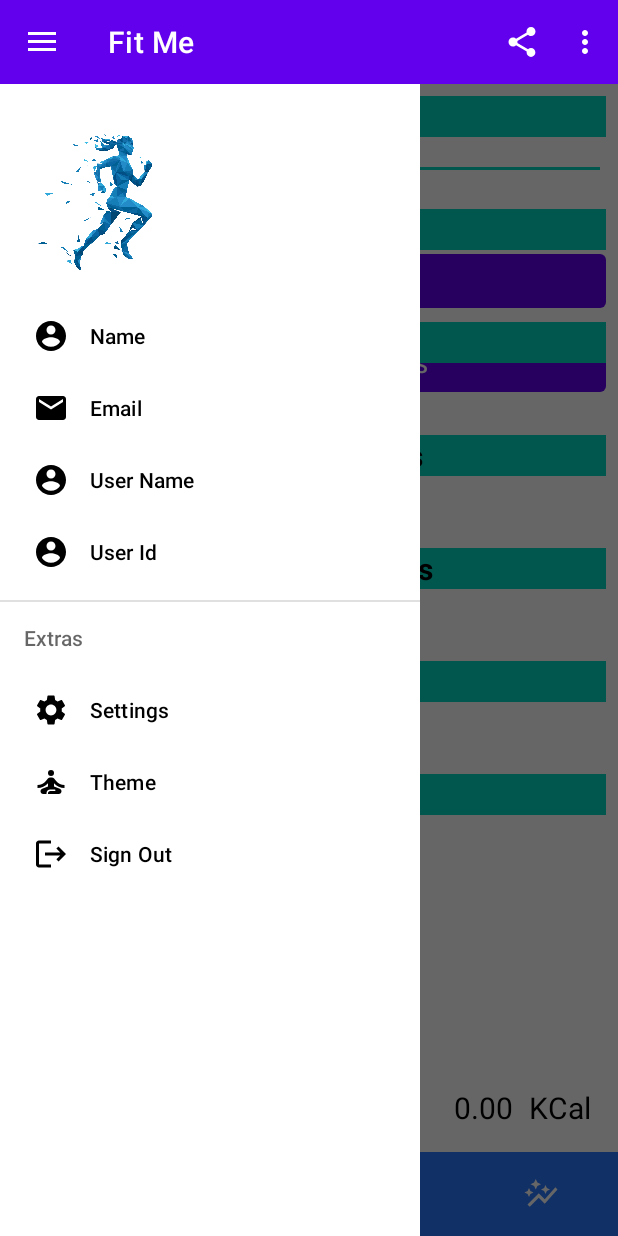
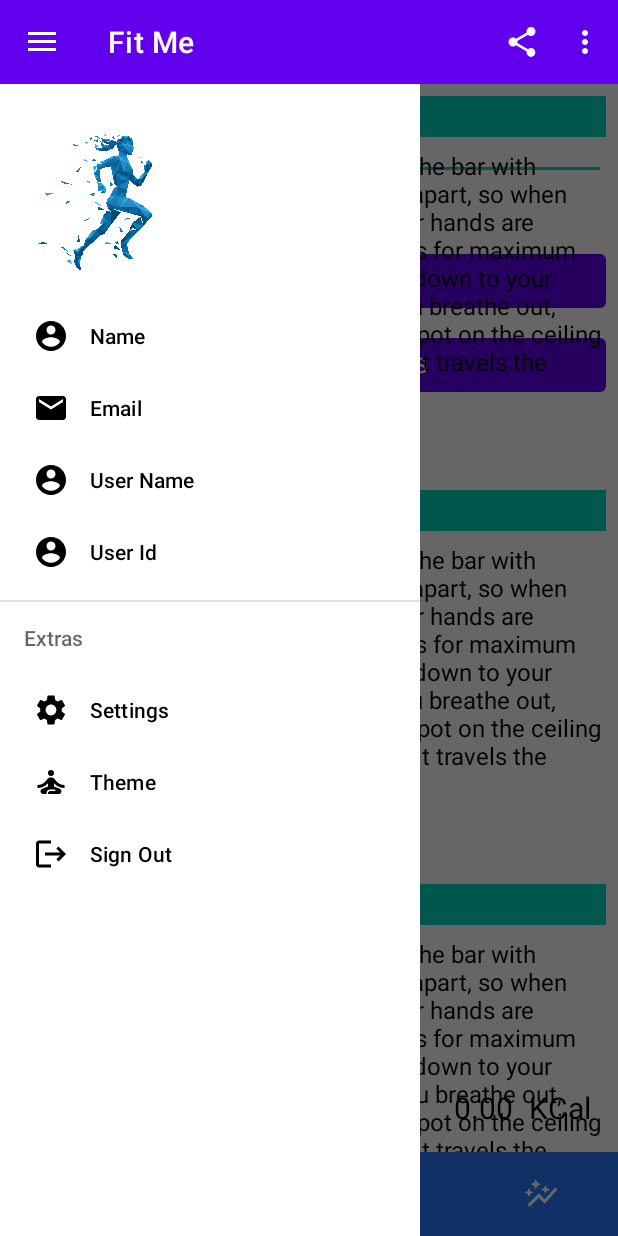
Before and after one commit to baibhavrajput/Fit-Me-App-Android-Kotlin, an Android app: the fragment ChestFragment placed in its activity, with the side drawer open, on a phone screen of 412 x 824 dp. Run offline under Robolectric (Android 15) with nearby library versions, the phone set to English and light mode, and no system bars; our stand-ins replace Firebase (no records; nobody signed in at launch, a user with empty details on screens opened directly), navigation-ui; libraries missing offline, so code that uses them is left out: com.pierfrancescosoffritti.androidyoutubeplayer; Roboto replaces fonts that are not available here; 3 statements that could not run were skipped.

Commit message:
initial commit

```diff
--- a/app/src/main/java/com/byfreakdevs/fitme/viewModels/FoodViewModel.kt
+++ b/app/src/main/java/com/byfreakdevs/fitme/viewModels/FoodViewModel.kt
@@ -19,7 +19,9 @@ class FoodViewModel(private val foodRepository: FoodRepository) : ViewModel() {
             withContext(Dispatchers.Main) {
                 if (response.isSuccessful) {
                     foodList.value = response.body()!!.items
-                } else {
+                }
+
+                else {
                     Log.d("baibhav", "error")
                 }
             }
--- /dev/null
+++ b/app/src/main/res/drawable/background_splash.xml
@@ -0,0 +1,12 @@
+<?xml version="1.0" encoding="utf-8"?>
+<layer-list xmlns:android="http://schemas.android.com/apk/res/android">
+
+    <item
+        android:drawable="@color/black"/>
+
+    <item>
+        <bitmap
+            android:gravity="fill"
+            android:src="@drawable/background"/>
+    </item>
+</layer-list>
--- a/app/src/main/res/values-night/themes.xml
+++ b/app/src/main/res/values-night/themes.xml
@@ -13,4 +13,10 @@
         <item name="android:statusBarColor" tools:targetApi="l">?attr/colorPrimaryVariant</item>
         <!-- Customize your theme here. -->
     </style>
+
+    <style name="splashScreenTheme" parent="Theme.MaterialComponents.Light.NoActionBar" >
+        <item name="android:windowBackground">@drawable/background_splash</item>
+        <item name="android:statusBarColor">@color/black</item>
+    </style>
+
 </resources>
--- a/app/src/main/res/values/themes.xml
+++ b/app/src/main/res/values/themes.xml
@@ -13,4 +13,9 @@
         <item name="android:statusBarColor" tools:targetApi="l">?attr/colorPrimaryVariant</item>
         <!-- Customize your theme here. -->
     </style>
+
+    <style name="splashScreenTheme" parent="Theme.MaterialComponents.Light.NoActionBar" >
+        <item name="android:windowBackground">@drawable/background_splash</item>
+<!--        <item name="android:statusBarColor">@color/black</item>-->
+    </style>
 </resources>
```
Also changed, not shown: app/src/main/AndroidManifest.xml (+17 -9 lines), app/src/main/java/com/byfreakdevs/fitme/ui/SplashScreenActivity.kt (added, +32 -0 lines), app/src/main/res/layout/activity_splash_screen.xml (added, +30 -0 lines), app/src/main/res/layout/fragment_chest.xml (+33 -0 lines), app/src/main/res/drawable-v24/splash_background.png (added).
